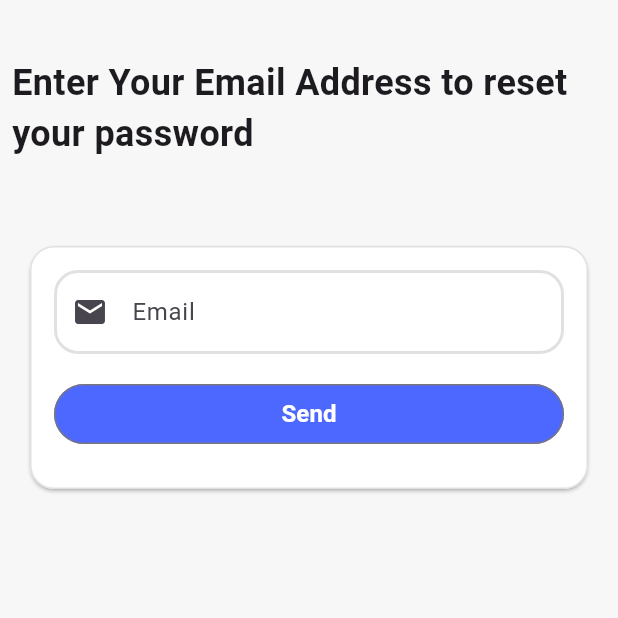
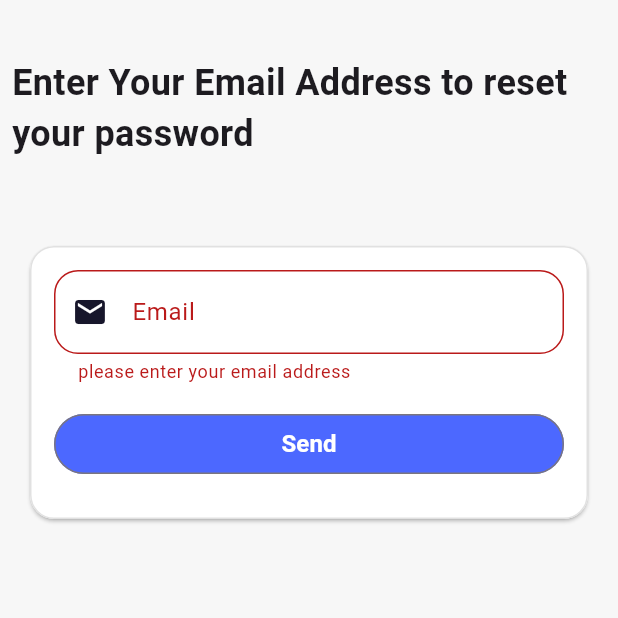
Before and after one commit to Mohammed-Elshabrawy/market_app, a Flutter app: the ForgotPasswordScreen screen opened directly, after a tap on "Send", on a phone screen of 412 x 824 dp, the top half of it. Run offline on Flutter 3.47's test engine with Material 3 defaults, Android fonts, the phone set to English and light mode, and no system bars; our stand-ins replace bloc, cached_network_image, flutter_bloc, flutter_rating_bar, google_nav_bar, supabase_flutter; accounts and stored records are empty; network calls fail.

Commit message:
forgot password with supabase

```diff
--- a/lib/modules/auth/forget_password_Screen/forgot_password_screen.dart
+++ b/lib/modules/auth/forget_password_Screen/forgot_password_screen.dart
@@ -1,14 +1,47 @@
 import 'package:flutter/material.dart';
+import 'package:flutter_bloc/flutter_bloc.dart';
 import '../../../shared/components/custom_btn.dart';
 import '../../../shared/components/custom_text_filed.dart';
+import '../../../shared/functions/showMsg.dart';
 import '../../../shared/styles/style.dart';
-class ForgotPasswordScreen extends StatelessWidget {
+import '../logic/authentication_cubit.dart';
+
+class ForgotPasswordScreen extends StatefulWidget {
   const ForgotPasswordScreen({super.key});
-  static TextEditingController emailController = TextEditingController();
+
+  @override
+  State<ForgotPasswordScreen> createState() => _ForgotPasswordScreenState();
+}
+
+class _ForgotPasswordScreenState extends State<ForgotPasswordScreen> {
+  TextEditingController emailController = TextEditingController();
+  GlobalKey<FormState> forgotPasswordFormKey = GlobalKey<FormState>();
+
+  @override
+  void dispose() {
+    emailController.dispose();
+    super.dispose();
+  }
+
   @override
   Widget build(BuildContext context) {
+    return BlocConsumer<AuthenticationCubit, AuthenticationState>(
+      listener: (BuildContext context, state) {
+        if (state is ForgotPasswordSuccess) {
+          Navigator.pop(context);
+          showMsg(context, text: 'Email sent successfully');
+        } else if (state is ForgotPasswordError) {
+          showMsg(context, text: state.message);
+        }
+      },
+      builder: (BuildContext context, state) {
+        var cubit = AuthenticationCubit.get(context);
         return Scaffold(
-      body: SafeArea(
+          body: state is ForgotPasswordLoading
+              ? Center(child: CircularProgressIndicator())
+              : SafeArea(
+                  child: Form(
+                    key: forgotPasswordFormKey,
                     child: Column(
                       children: [
                         SizedBox(height: 30),
@@ -17,7 +50,10 @@ class ForgotPasswordScreen extends StatelessWidget {
                           child: Center(
                             child: Text(
                               'Enter Your Email Address to reset your password',
-                  style: TextStyle(fontSize: 24, fontWeight: FontWeight.bold),
+                              style: TextStyle(
+                                fontSize: 24,
+                                fontWeight: FontWeight.bold,
+                              ),
                             ),
                           ),
                         ),
@@ -26,7 +62,10 @@ class ForgotPasswordScreen extends StatelessWidget {
                           margin: EdgeInsets.all(20),
                           shape: RoundedRectangleBorder(
                             borderRadius: BorderRadius.circular(16.0),
-                side: BorderSide(color: AppColors.kBorderSideColor, width: 1.0),
+                            side: BorderSide(
+                              color: AppColors.kBorderSideColor,
+                              width: 1.0,
+                            ),
                           ),
                           color: AppColors.kWhiteColor,
                           child: Padding(
@@ -34,6 +73,18 @@ class ForgotPasswordScreen extends StatelessWidget {
                             child: Column(
                               children: [
                                 CustomTextFormFiled(
+                                  onChange: (v) {
+                                    final regex = RegExp(r"[^@]+@[^.]+\..+");
+                                    if (!regex.hasMatch(v) || v.length < 6) {
+                                      cubit.changeIsForgotPasswordEmailValid(
+                                        false,
+                                      );
+                                    } else {
+                                      cubit.changeIsForgotPasswordEmailValid(
+                                        true,
+                                      );
+                                    }
+                                  },
                                   border: OutlineInputBorder(
                                     borderRadius: BorderRadius.circular(16),
                                     borderSide: BorderSide(
@@ -54,12 +105,28 @@ class ForgotPasswordScreen extends StatelessWidget {
                                     return null;
                                   },
                                   label: 'Email',
-                      prefix: Icon(Icons.email), obSecureText: false,
+                                  prefix: Icon(
+                                    Icons.email,
+                                    color: cubit.isForgotPasswordEmailValid
+                                        ? AppColors.kPrimaryColor
+                                        : AppColors.kBlackColor,
+                                  ),
+                                  obSecureText: false,
                                 ),
                                 SizedBox(height: 16),
                                 SizedBox(
                                   width: double.infinity,
-                      child: CustomBtn(text: 'Send', onPressed: () {}),
+                                  child: CustomBtn(
+                                    text: 'Send',
+                                    onPressed: () {
+                                      if (forgotPasswordFormKey.currentState!
+                                          .validate()) {
+                                        cubit.resetPassword(
+                                          email: emailController.text.trim(),
+                                        );
+                                      }
+                                    },
+                                  ),
                                 ),
                                 SizedBox(height: 10),
                               ],
@@ -69,6 +136,9 @@ class ForgotPasswordScreen extends StatelessWidget {
                       ],
                     ),
                   ),
+                ),
+        );
+      },
     );
   }
 }
--- a/lib/modules/auth/logic/authentication_cubit.dart
+++ b/lib/modules/auth/logic/authentication_cubit.dart
@@ -11,11 +11,8 @@ class AuthenticationCubit extends Cubit<AuthenticationState> {
 
   SupabaseClient clint = Supabase.instance.client;
 
-  GlobalKey<FormState> loginFormKey = GlobalKey<FormState>();
 
-  GlobalKey<FormState> signupFormKey = GlobalKey<FormState>();
 
-  TextEditingController forgetPasswordEmailController = TextEditingController();
 
   bool isPassword = true;
   bool isPasswordSignUp = true;
@@ -24,6 +21,12 @@ class AuthenticationCubit extends Cubit<AuthenticationState> {
   bool isSignUpEmailValid = false;
   bool isSignUpPasswordValid = false;
   bool isSignUpNameValid = false;
+  bool isForgotPasswordEmailValid = false;
+
+  void changeIsForgotPasswordEmailValid(bool value) {
+    isForgotPasswordEmailValid = value;
+    emit(UpdateIconValidation());
+  }
 
   void changeLoginPasswordVisibility() {
     isPassword = !isPassword;
@@ -107,4 +110,16 @@ class AuthenticationCubit extends Cubit<AuthenticationState> {
       emit(SignOutError(message: e.toString()));
     }
   }
+
+  Future<void> resetPassword({required String email}) async {
+    emit(ForgotPasswordLoading());
+    try {
+      await clint.auth.resetPasswordForEmail(email);
+      changeIsForgotPasswordEmailValid(false);
+      emit(ForgotPasswordSuccess());
+    } catch (e) {
+      log(e.toString());
+      emit(ForgotPasswordError(message: e.toString()));
+    }
+  }
 }
--- a/lib/modules/auth/logic/authentication_state.dart
+++ b/lib/modules/auth/logic/authentication_state.dart
@@ -5,28 +5,43 @@ sealed class AuthenticationState {}
 final class AuthenticationInitial extends AuthenticationState {}
 
 final class LoginLoading extends AuthenticationState {}
+
 final class LoginSuccess extends AuthenticationState {}
+
 final class LoginError extends AuthenticationState {
   final String message;
   LoginError({required this.message});
 }
+
 final class ChangeLoginPasswordVisibility extends AuthenticationState {}
 
+final class SingUpLoading extends AuthenticationState {}
 
+final class SingUpSuccess extends AuthenticationState {}
 
-final class SingUpLoading extends AuthenticationState {}
-final class SingUpSuccess extends AuthenticationState {}
 final class SingUpError extends AuthenticationState {
   final String message;
   SingUpError({required this.message});
 }
 
 final class ChangeSignUpPasswordVisibility extends AuthenticationState {}
+
 final class UpdateIconValidation extends AuthenticationState {}
 
 final class SignOutLoading extends AuthenticationState {}
+
 final class SignOutSuccess extends AuthenticationState {}
+
 final class SignOutError extends AuthenticationState {
   final String message;
   SignOutError({required this.message});
 }
+
+final class ForgotPasswordLoading extends AuthenticationState {}
+
+final class ForgotPasswordSuccess extends AuthenticationState {}
+
+final class ForgotPasswordError extends AuthenticationState {
+  final String message;
+  ForgotPasswordError({required this.message});
+}
```
Also changed, not shown: lib/modules/auth/login_screen/login_screen.dart (+5 -3 lines), lib/modules/auth/signup_screen/signup_screen.dart (+9 -9 lines), lib/shared/functions/showMsg.dart (+4 -5 lines). Lines whose indentation alone changed are shown as unchanged.
